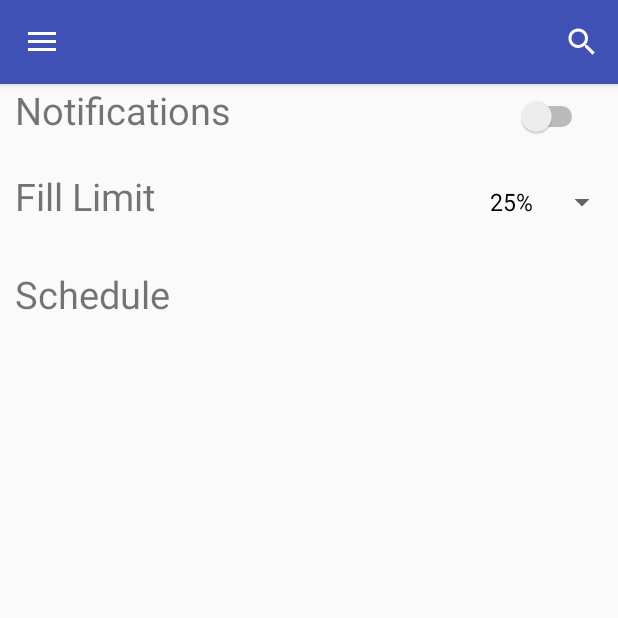
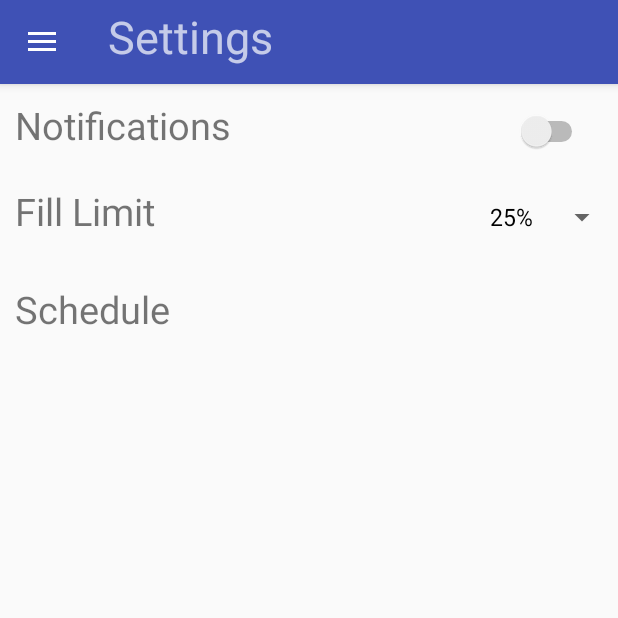
Before and after one commit to jamesh21/GymWatch, an Android app: the screen it shows after launch (HomeActivity), in the side drawer, after a tap on "Settings", on a phone screen of 412 x 824 dp, the top half of it. Run offline under Robolectric (Android 15) with nearby library versions, the phone set to English and light mode, and no system bars.

Commit message:
Add title of each Fragment, add reaction for searchview so it changes the title

```diff
--- a/app/src/main/java/group2/tcss450/uw/edu/gymwatch/HomeActivity.java
+++ b/app/src/main/java/group2/tcss450/uw/edu/gymwatch/HomeActivity.java
@@ -1,12 +1,8 @@
 package group2.tcss450.uw.edu.gymwatch;
 
-
-import android.content.Intent;
 import android.os.Bundle;
-import android.support.design.widget.FloatingActionButton;
 import android.support.v4.app.FragmentTransaction;
-import android.support.v7.widget.LinearLayoutManager;
-import android.support.v7.widget.RecyclerView;
+import android.support.v7.widget.SearchView;
 import android.view.View;
 import android.support.design.widget.NavigationView;
 import android.support.v4.view.GravityCompat;
@@ -16,23 +12,35 @@ import android.support.v7.app.AppCompatActivity;
 import android.support.v7.widget.Toolbar;
 import android.view.Menu;
 import android.view.MenuItem;
+import android.widget.TextView;
 
 
 public class HomeActivity extends AppCompatActivity
         implements NavigationView.OnNavigationItemSelectedListener {
 
-    private RecyclerView mGymRecView;
-    private GymAdapter mGymAdapter;
+    private SearchView mSearch;
+    private TextView mTitle;
+
     @Override
     protected void onCreate(Bundle savedInstanceState) {
         super.onCreate(savedInstanceState);
         setContentView(R.layout.activity_home);
-
+        mSearch = (SearchView) findViewById(R.id.search);
+        mSearch.setOnSearchClickListener(new View.OnClickListener() {
+            @Override
+            public void onClick(View v) {
+               mTitle.setText("");
+            }
+        });
+        mSearch.setOnCloseListener(new SearchView.OnCloseListener() {
+            @Override
+            public boolean onClose() {
+                mTitle.setText(R.string.my_gyms);
+                return false;
+                                       }
+        });
+        mTitle = (TextView) findViewById(R.id.fragment_title);
         //For the recycle view
-//        mGymRecView = (RecyclerView) findViewById(R.id.gym_rec_list);
-//        mGymRecView.setLayoutManager(new LinearLayoutManager(this));
-//        mGymAdapter = new GymAdapter(GymListData.getList(), this);
-//        mGymRecView.setAdapter(mGymAdapter);
         if(savedInstanceState == null) {
             if (findViewById(R.id.content_home) != null) {
                 getSupportFragmentManager().beginTransaction()
@@ -42,9 +50,6 @@ public class HomeActivity extends AppCompatActivity
         }
 
         Toolbar toolbar = (Toolbar) findViewById(R.id.toolbar);
-
-        //setSupportActionBar(toolbar);
-
 
 
         DrawerLayout drawer = (DrawerLayout) findViewById(R.id.drawer_layout);
@@ -99,14 +104,16 @@ public class HomeActivity extends AppCompatActivity
         int id = item.getItemId();
 
         if (id == R.id.nav_gyms) {
+            mSearch.setVisibility(View.VISIBLE);
+            mTitle.setText(R.string.my_gyms);
             FragmentTransaction transaction = getSupportFragmentManager()
                     .beginTransaction()
                     .replace(R.id.content_home, new MyGymsFragment())
                     .addToBackStack(null);
             transaction.commit();
         } else if (id == R.id.nav_setting) {
-//            Intent intent = new Intent(this, SettingsActivity.class);
-//            startActivity(intent);
+            mTitle.setText(R.string.action_settings);
+            mSearch.setVisibility(View.INVISIBLE);
             FragmentTransaction transaction = getSupportFragmentManager()
                     .beginTransaction()
                     .replace(R.id.content_home, new SettingsFragment())
--- a/app/src/main/res/layout/app_bar_home.xml
+++ b/app/src/main/res/layout/app_bar_home.xml
@@ -21,6 +21,12 @@
             <RelativeLayout
                 android:layout_width="wrap_content"
                 android:layout_height="wrap_content">
+                <TextView
+                    android:layout_width="wrap_content"
+                    android:layout_height="wrap_content"
+                    android:text="My Gyms"
+                    android:id="@+id/fragment_title"
+                    android:textSize="30sp"/>
             <android.support.v7.widget.SearchView
                 android:layout_alignParentRight="true"
                 android:layout_width="wrap_content"
--- a/app/src/main/res/layout/content_home.xml
+++ b/app/src/main/res/layout/content_home.xml
@@ -9,11 +9,5 @@
     tools:context="group2.tcss450.uw.edu.gymwatch.HomeActivity"
     tools:showIn="@layout/app_bar_home">
 
-<!--    <android.support.v7.widget.RecyclerView
-        android:layout_width="match_parent"
-        android:layout_height="match_parent"
-        android:id="@+id/gym_rec_list">
-
-    </android.support.v7.widget.RecyclerView>-->
 
 </FrameLayout>
--- a/app/src/main/res/layout/fragment_settings.xml
+++ b/app/src/main/res/layout/fragment_settings.xml
@@ -17,6 +17,7 @@
             android:layout_weight="1"
             android:textSize="25dp"
             android:paddingLeft="10dp"
+            android:paddingTop="10dp"
             android:text="@string/notification_text"/>
         <Switch
             android:layout_width="wrap_content"
--- a/app/src/main/res/layout/gym_list_item.xml
+++ b/app/src/main/res/layout/gym_list_item.xml
@@ -1,7 +1,7 @@
 <?xml version="1.0" encoding="utf-8"?>
 <RelativeLayout xmlns:android="http://schemas.android.com/apk/res/android"
     android:layout_width="match_parent"
-    android:layout_height="180dp"
+    android:layout_height="140dp"
     android:id="@+id/gym_content_container">
 
     <TextView
--- a/app/src/main/res/layout/nav_header_home.xml
+++ b/app/src/main/res/layout/nav_header_home.xml
@@ -3,7 +3,7 @@
     xmlns:app="http://schemas.android.com/apk/res-auto"
     android:layout_width="match_parent"
     android:layout_height="@dimen/nav_header_height"
-    android:background="@drawable/side_nav_bar"
+    android:background="@color/colorPrimary"
     android:gravity="bottom"
     android:orientation="vertical"
     android:paddingBottom="@dimen/activity_vertical_margin"
--- a/app/src/main/res/values/strings.xml
+++ b/app/src/main/res/values/strings.xml
@@ -1,5 +1,6 @@
 <resources>
-    <string name="app_name">My Gyms</string>
+    <string name="my_gyms">My Gyms</string>
+    <string name="app_name">GymWatch</string>
     <string name="navigation_drawer_open">Open navigation drawer</string>
     <string name="navigation_drawer_close">Close navigation drawer</string>
     <string name="action_settings">Settings</string>
```
